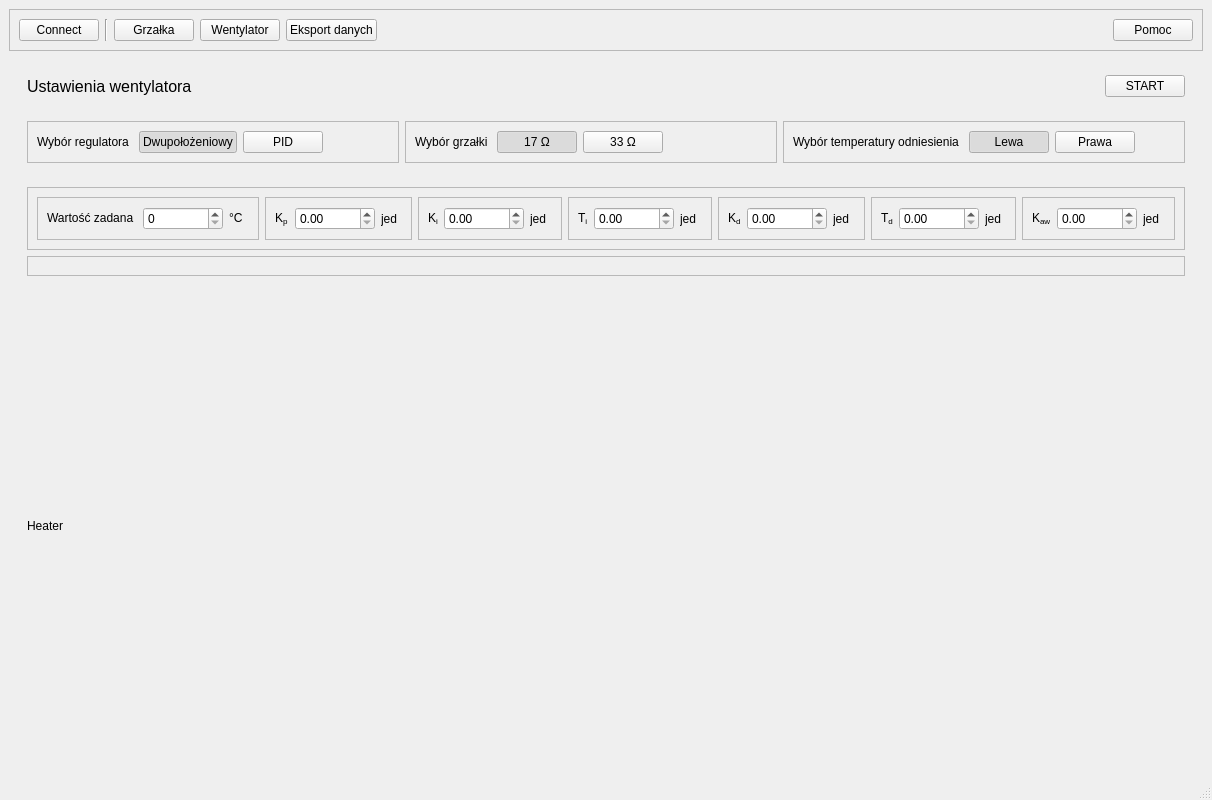
First picture: the form in form.ui, repository szymonhrehorowicz/eng_thesis_app, before the edit.
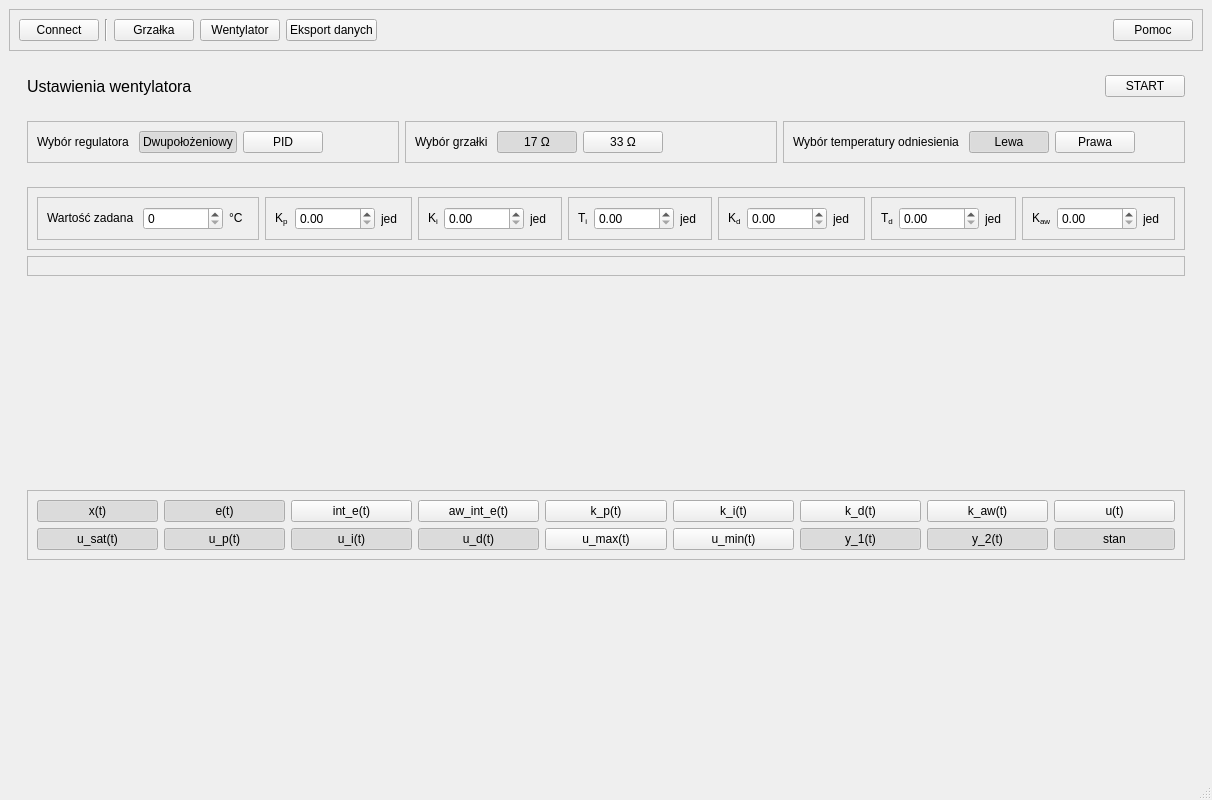
Second picture: the form after the edit. The open tabs and pages were chosen to show the change. Custom widgets are drawn as their Qt base class.

What changed in the file:
```diff
--- a/form.ui
+++ b/form.ui
@@ -1546,7 +1546,402 @@
           <property name="currentIndex">
            <number>1</number>
           </property>
-          <widget class="QWidget" name="FanGraphs">
+          <widget class="QWidget" name="pageHeaterBBGraph">
+           <layout class="QVBoxLayout" name="verticalLayout_9">
+            <item>
+             <widget class="QFrame" name="frame_29">
+              <property name="frameShape">
+               <enum>QFrame::StyledPanel</enum>
+              </property>
+              <property name="frameShadow">
+               <enum>QFrame::Raised</enum>
+              </property>
+              <layout class="QHBoxLayout" name="horizontalLayout_33">
+               <item>
+                <widget class="QPushButton" name="btnHeaterBB_graph_x">
+                 <property name="text">
+                  <string>x(t)</string>
+                 </property>
+                 <property name="checkable">
+                  <bool>true</bool>
+                 </property>
+                 <property name="checked">
+                  <bool>true</bool>
+                 </property>
+                </widget>
+               </item>
+               <item>
+                <widget class="QPushButton" name="btnHeaterBB_graph_x_max">
+                 <property name="text">
+                  <string>x_max(t)</string>
+                 </property>
+                 <property name="checkable">
+                  <bool>true</bool>
+                 </property>
+                 <property name="checked">
+                  <bool>true</bool>
+                 </property>
+                </widget>
+               </item>
+               <item>
+                <widget class="QPushButton" name="btnHeaterBB_graph_x_min">
+                 <property name="text">
+                  <string>x_min(t)</string>
+                 </property>
+                 <property name="checkable">
+                  <bool>true</bool>
+                 </property>
+                 <property name="checked">
+                  <bool>true</bool>
+                 </property>
+                </widget>
+               </item>
+               <item>
+                <widget class="QPushButton" name="btnHeaterBB_graph_u_max">
+                 <property name="text">
+                  <string>u_max(t)</string>
+                 </property>
+                 <property name="checkable">
+                  <bool>true</bool>
+                 </property>
+                 <property name="checked">
+                  <bool>true</bool>
+                 </property>
+                </widget>
+               </item>
+               <item>
+                <widget class="QPushButton" name="btnHeaterBB_graph_u_min">
+                 <property name="text">
+                  <string>u_min(t)</string>
+                 </property>
+                 <property name="checkable">
+                  <bool>true</bool>
+                 </property>
+                 <property name="checked">
+                  <bool>true</bool>
+                 </property>
+                </widget>
+               </item>
+               <item>
+                <widget class="QPushButton" name="btnHeaterBB_graph_y_1">
+                 <property name="text">
+                  <string>y_1(t)</string>
+                 </property>
+                 <property name="checkable">
+                  <bool>true</bool>
+                 </property>
+                 <property name="checked">
+                  <bool>true</bool>
+                 </property>
+                </widget>
+               </item>
+               <item>
+                <widget class="QPushButton" name="btnHeaterBB_graph_y_2">
+                 <property name="text">
+                  <string>y_2(t)</string>
+                 </property>
+                 <property name="checkable">
+                  <bool>true</bool>
+                 </property>
+                 <property name="checked">
+                  <bool>true</bool>
+                 </property>
+                </widget>
+               </item>
+               <item>
+                <widget class="QPushButton" name="btnHeaterBB_graph_mode">
+                 <property name="text">
+                  <string>stan</string>
+                 </property>
+                 <property name="checkable">
+                  <bool>true</bool>
+                 </property>
+                 <property name="checked">
+                  <bool>true</bool>
+                 </property>
+                </widget>
+               </item>
+               <item>
+                <spacer name="horizontalSpacer_26">
+                 <property name="orientation">
+                  <enum>Qt::Horizontal</enum>
+                 </property>
+                 <property name="sizeHint" stdset="0">
+                  <size>
+                   <width>533</width>
+                   <height>20</height>
+                  </size>
+                 </property>
+                </spacer>
+               </item>
+              </layout>
+             </widget>
+            </item>
+            <item>
+             <layout class="QVBoxLayout" name="layHeaterBBGraph"/>
+            </item>
+           </layout>
+          </widget>
+          <widget class="QWidget" name="pageHeaterPIDGraph">
+           <layout class="QVBoxLayout" name="verticalLayout_11">
+            <item>
+             <widget class="QFrame" name="frame_30">
+              <property name="sizePolicy">
+               <sizepolicy hsizetype="Preferred" vsizetype="Maximum">
+                <horstretch>0</horstretch>
+                <verstretch>0</verstretch>
+               </sizepolicy>
+              </property>
+              <property name="frameShape">
+               <enum>QFrame::StyledPanel</enum>
+              </property>
+              <property name="frameShadow">
+               <enum>QFrame::Raised</enum>
+              </property>
+              <layout class="QGridLayout" name="gridLayout_2">
+               <item row="2" column="0">
+                <widget class="QPushButton" name="btnHeaterPID_graph_u_sat">
+                 <property name="text">
+                  <string>u_sat(t)</string>
+                 </property>
+                 <property name="checkable">
+                  <bool>true</bool>
+                 </property>
+                 <property name="checked">
+                  <bool>true</bool>
+                 </property>
+                </widget>
+               </item>
+               <item row="0" column="1">
+                <widget class="QPushButton" name="btnHeaterPID_graph_e">
+                 <property name="text">
+                  <string>e(t)</string>
+                 </property>
+                 <property name="checkable">
+                  <bool>true</bool>
+                 </property>
+                 <property name="checked">
+                  <bool>true</bool>
+                 </property>
+                </widget>
+               </item>
+               <item row="2" column="2">
+                <widget class="QPushButton" name="btnHeaterPID_graph_u_i">
+                 <property name="text">
+                  <string>u_i(t)</string>
+                 </property>
+                 <property name="checkable">
+                  <bool>true</bool>
+                 </property>
+                 <property name="checked">
+                  <bool>true</bool>
+                 </property>
+                </widget>
+               </item>
+               <item row="2" column="6">
+                <widget class="QPushButton" name="btnHeaterPID_graph_y_1">
+                 <property name="text">
+                  <string>y_1(t)</string>
+                 </property>
+                 <property name="checkable">
+                  <bool>true</bool>
+                 </property>
+                 <property name="checked">
+                  <bool>true</bool>
+                 </property>
+                </widget>
+               </item>
+               <item row="0" column="4">
+                <widget class="QPushButton" name="btnHeaterPID_graph_k_p">
+                 <property name="text">
+                  <string>k_p(t)</string>
+                 </property>
+                 <property name="checkable">
+                  <bool>true</bool>
+                 </property>
+                 <property name="checked">
+                  <bool>false</bool>
+                 </property>
+                </widget>
+               </item>
+               <item row="2" column="4">
+                <widget class="QPushButton" name="btnHeaterPID_graph_u_max">
+                 <property name="text">
+                  <string>u_max(t)</string>
+                 </property>
+                 <property name="checkable">
+                  <bool>true</bool>
+                 </property>
+                 <property name="checked">
+                  <bool>false</bool>
+                 </property>
+                </widget>
+               </item>
+               <item row="0" column="6">
+                <widget class="QPushButton" name="btnHeaterPID_graph_k_d">
+                 <property name="text">
+                  <string>k_d(t)</string>
+                 </property>
+                 <property name="checkable">
+                  <bool>true</bool>
+                 </property>
+                 <property name="checked">
+                  <bool>false</bool>
+                 </property>
+                </widget>
+               </item>
+               <item row="0" column="3">
+                <widget class="QPushButton" name="btnHeaterPID_graph_aw_int_e">
+                 <property name="text">
+                  <string>aw_int_e(t)</string>
+                 </property>
+                 <property name="checkable">
+                  <bool>true</bool>
+                 </property>
+                 <property name="checked">
+                  <bool>false</bool>
+                 </property>
+                </widget>
+               </item>
+               <item row="0" column="5">
+                <widget class="QPushButton" name="btnHeaterPID_graph_k_i">
+                 <property name="text">
+                  <string>k_i(t)</string>
+                 </property>
+                 <property name="checkable">
+                  <bool>true</bool>
+                 </property>
+                 <property name="checked">
+                  <bool>false</bool>
+                 </property>
+                </widget>
+               </item>
+               <item row="2" column="1">
+                <widget class="QPushButton" name="btnHeaterPID_graph_u_p">
+                 <property name="text">
+                  <string>u_p(t)</string>
+                 </property>
+                 <property name="checkable">
+                  <bool>true</bool>
+                 </property>
+                 <property name="checked">
+                  <bool>true</bool>
+                 </property>
+                </widget>
+               </item>
+               <item row="0" column="2">
+                <widget class="QPushButton" name="btnHeaterPID_graph_int_e">
+                 <property name="text">
+                  <string>int_e(t)</string>
+                 </property>
+                 <property name="checkable">
+                  <bool>true</bool>
+                 </property>
+                 <property name="checked">
+                  <bool>false</bool>
+                 </property>
+                </widget>
+               </item>
+               <item row="0" column="7">
+                <widget class="QPushButton" name="btnHeaterPID_graph_k_aw">
+                 <property name="text">
+                  <string>k_aw(t)</string>
+                 </property>
+                 <property name="checkable">
+                  <bool>true</bool>
+                 </property>
+                 <property name="checked">
+                  <bool>false</bool>
+                 </property>
+                </widget>
+               </item>
+               <item row="2" column="5">
+                <widget class="QPushButton" name="btnHeaterPID_graph_u_min">
+                 <property name="text">
+                  <string>u_min(t)</string>
+                 </property>
+                 <property name="checkable">
+                  <bool>true</bool>
+                 </property>
+                 <property name="checked">
+                  <bool>false</bool>
+                 </property>
+                </widget>
+               </item>
+               <item row="2" column="3">
+                <widget class="QPushButton" name="btnHeaterPID_graph_u_d">
+                 <property name="text">
+                  <string>u_d(t)</string>
+                 </property>
+                 <property name="checkable">
+                  <bool>true</bool>
+                 </property>
+                 <property name="checked">
+                  <bool>true</bool>
+                 </property>
+                </widget>
+               </item>
+               <item row="0" column="8">
+                <widget class="QPushButton" name="btnHeaterPID_graph_u">
+                 <property name="text">
+                  <string>u(t)</string>
+                 </property>
+                 <property name="checkable">
+                  <bool>true</bool>
+                 </property>
+                 <property name="checked">
+                  <bool>false</bool>
+                 </property>
+                </widget>
+               </item>
+               <item row="0" column="0">
+                <widget class="QPushButton" name="btnHeaterPID_graph_x">
+                 <property name="text">
+                  <string>x(t)</string>
+                 </property>
+                 <property name="checkable">
+                  <bool>true</bool>
+                 </property>
+                 <property name="checked">
+                  <bool>true</bool>
+                 </property>
+                </widget>
+               </item>
+               <item row="2" column="7">
+                <widget class="QPushButton" name="btnHeaterPID_graph_y_2">
+                 <property name="text">
+                  <string>y_2(t)</string>
+                 </property>
+                 <property name="checkable">
+                  <bool>true</bool>
+                 </property>
+                 <property name="checked">
+                  <bool>true</bool>
+                 </property>
+                </widget>
+               </item>
+               <item row="2" column="8">
+                <widget class="QPushButton" name="btnHeaterPID_graph_mode">
+                 <property name="text">
+                  <string>stan</string>
+                 </property>
+                 <property name="checkable">
+                  <bool>true</bool>
+                 </property>
+                 <property name="checked">
+                  <bool>true</bool>
+                 </property>
+                </widget>
+               </item>
+              </layout>
+             </widget>
+            </item>
+            <item>
+             <layout class="QVBoxLayout" name="layHeaterPIDGraph"/>
+            </item>
+           </layout>
+          </widget>
+          <widget class="QWidget" name="pageFanBBGraph">
            <layout class="QVBoxLayout" name="verticalLayout_4">
             <item>
              <widget class="QLabel" name="label_8">
@@ -1560,9 +1955,12 @@
           <widget class="QWidget" name="HeaterGraphs">
            <layout class="QVBoxLayout" name="verticalLayout_8">
             <item>
-             <widget class="QLabel" name="label_46">
-              <property name="text">
-               <string>Heater</string>
+             <widget class="QFrame" name="frame_28">
+              <property name="sizePolicy">
+               <sizepolicy hsizetype="Preferred" vsizetype="Maximum">
+                <horstretch>0</horstretch>
+                <verstretch>0</verstretch>
+               </sizepolicy>
               </property>
              </widget>
             </item>
@@ -1608,6 +2006,14 @@
   </widget>
   <widget class="QStatusBar" name="statusbar"/>
  </widget>
+ <customwidgets>
+  <customwidget>
+   <class>StackedWidget</class>
+   <extends>QStackedWidget</extends>
+   <header>StackedWidget</header>
+   <container>1</container>
+  </customwidget>
+ </customwidgets>
  <resources/>
  <connections/>
 </ui>
```
Left out of the diff: 382 changed lines with no effect on the pictures.
